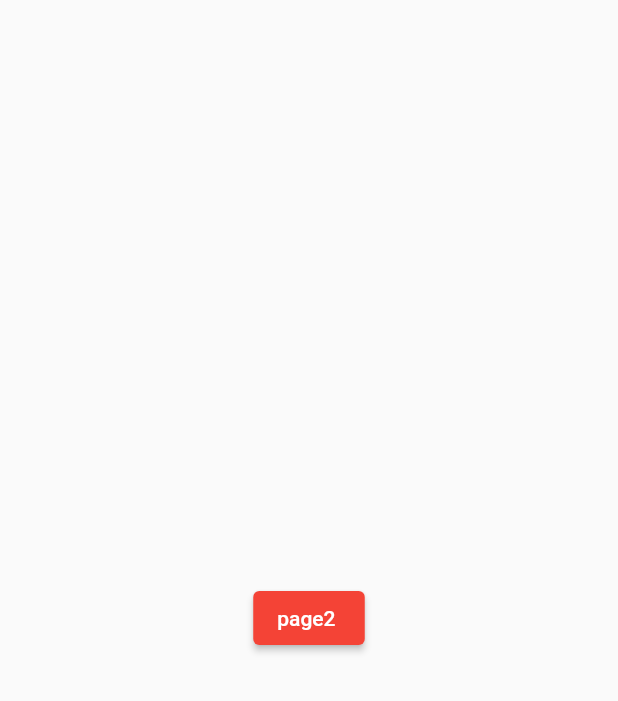
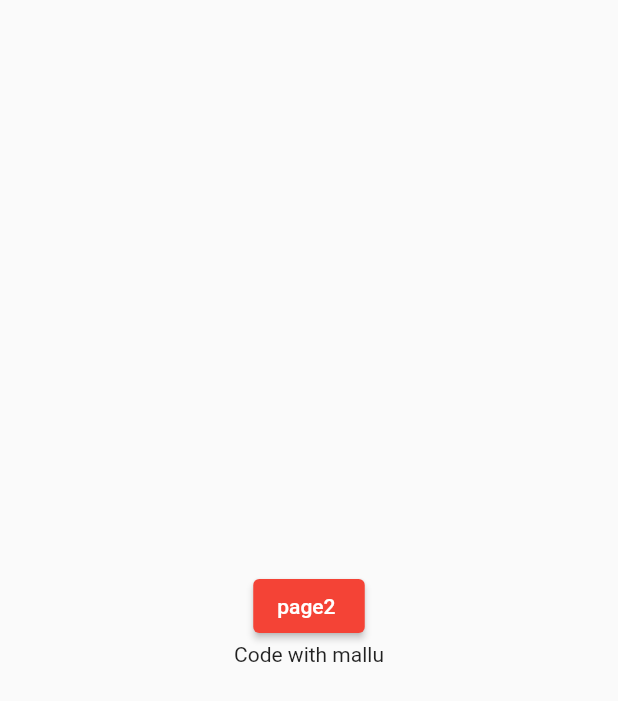
Before and after one commit to premnadhbr/provider, a Flutter app: the screen it shows after launch, after a tap on "Go to Page1", on a phone screen of 412 x 824 dp. Shown: the top 701 px of the screen. Run offline on Flutter 3.47's test engine with Material 2 defaults, Android fonts, the light colour scheme and no system bars.

Commit message:
added to every screen

```diff
--- a/lib/app/Home.dart
+++ b/lib/app/Home.dart
@@ -1,4 +1,6 @@
 import 'package:flutter/material.dart';
+import 'package:provider/provider.dart';
+import 'package:provider_tips/provider/provider.dart';
 
 import 'page2.dart';
 
@@ -25,7 +27,8 @@ class Home extends StatelessWidget {
                   ),
                 );
               },
-            )
+            ),
+            Text(Provider.of<ProviderDemo>(context).test),
           ],
         ),
       ),
--- a/lib/app/page2.dart
+++ b/lib/app/page2.dart
@@ -1,5 +1,8 @@
 import 'package:flutter/material.dart';
+import 'package:provider/provider.dart';
 import 'package:provider_tips/app/page3.dart';
+
+import '../provider/provider.dart';
 
 class Page2 extends StatelessWidget {
   const Page2({super.key});
@@ -23,7 +26,8 @@ class Page2 extends StatelessWidget {
                   ),
                 );
               },
-            )
+            ),
+            Text(Provider.of<ProviderDemo>(context).test),
           ],
         ),
       ),
--- a/lib/app/page3.dart
+++ b/lib/app/page3.dart
@@ -1,5 +1,8 @@
 import 'package:flutter/material.dart';
+import 'package:provider/provider.dart';
 import 'package:provider_tips/app/Home.dart';
+
+import '../provider/provider.dart';
 
 class Page3 extends StatelessWidget {
   const Page3({super.key});
@@ -24,7 +27,8 @@ class Page3 extends StatelessWidget {
                   ),
                 );
               },
-            )
+            ),
+            Text(Provider.of<ProviderDemo>(context).test),
           ],
         ),
       ),
```
